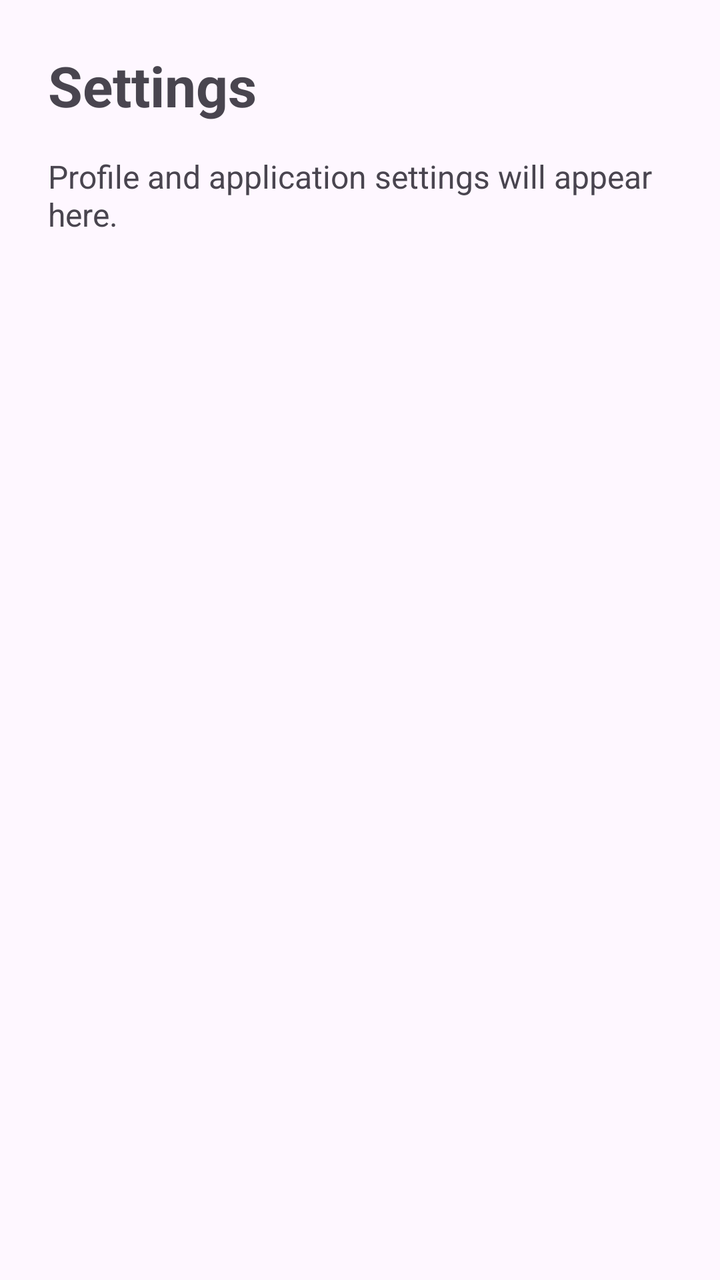
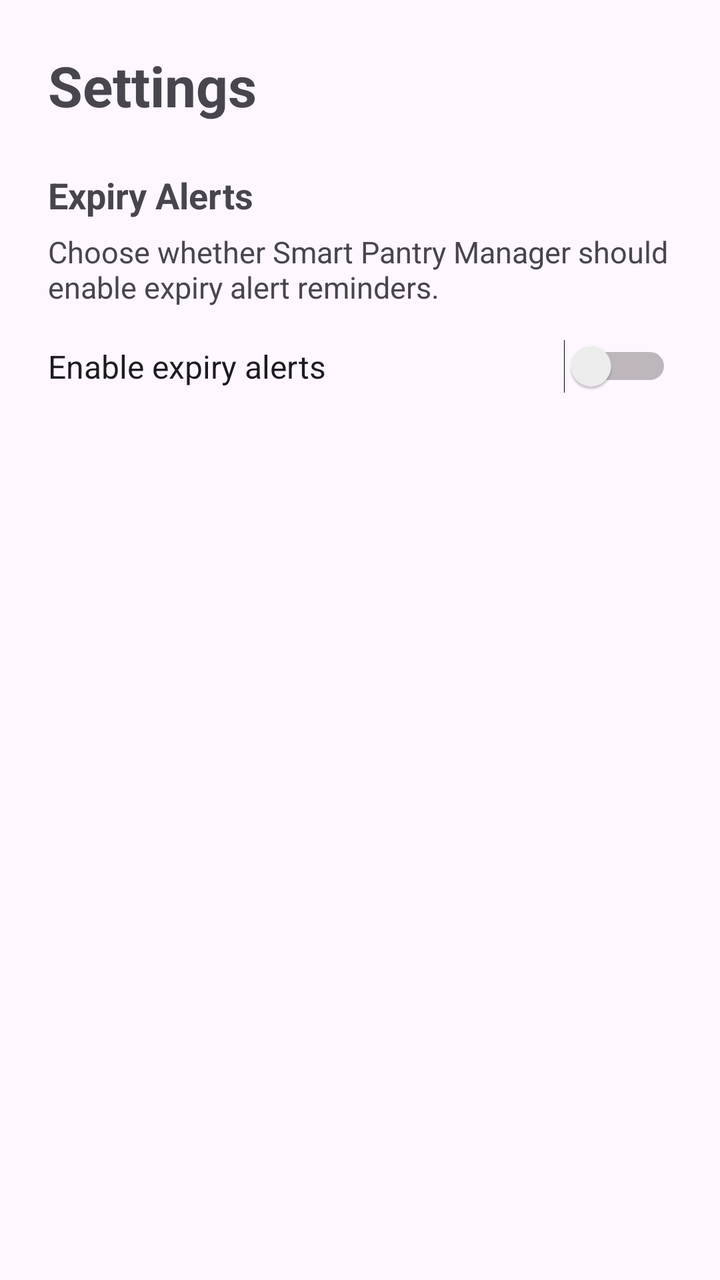

Compare the two renders of this Android layout. The source of the first and the diff that turns it into the second are given below.
<!-- AndroidManifest.xml: application theme Theme.SmartPantryManager -->
<!-- res/layout/activity_settings.xml -->
<?xml version="1.0" encoding="utf-8"?>
<LinearLayout xmlns:android="http://schemas.android.com/apk/res/android"
    android:id="@+id/main"
    android:layout_width="match_parent"
    android:layout_height="match_parent"
    android:orientation="vertical"
    android:padding="24dp">

    <TextView
        android:layout_width="match_parent"
        android:layout_height="wrap_content"
        android:text="Settings"
        android:textSize="28sp"
        android:textStyle="bold"
        android:paddingBottom="16dp" />

    <TextView
        android:layout_width="match_parent"
        android:layout_height="wrap_content"
        android:text="Profile and application settings will appear here."
        android:textSize="16sp" />

</LinearLayout>
<!-- resources referenced by this layout -->
<resources>
  <style name="Theme.SmartPantryManager" parent="Base.Theme.SmartPantryManager" />
  <style name="Base.Theme.SmartPantryManager" parent="Theme.Material3.DayNight.NoActionBar">
          
          
      </style>
</resources>

<!-- the commit's change to res/layout/activity_settings.xml (unified diff, before → after) -->
@@ -12,12 +12,28 @@
         android:text="Settings"
         android:textSize="28sp"
         android:textStyle="bold"
-        android:paddingBottom="16dp" />
+        android:paddingBottom="24dp" />
 
     <TextView
         android:layout_width="match_parent"
         android:layout_height="wrap_content"
-        android:text="Profile and application settings will appear here."
+        android:text="Expiry Alerts"
+        android:textSize="18sp"
+        android:textStyle="bold" />
+
+    <TextView
+        android:layout_width="match_parent"
+        android:layout_height="wrap_content"
+        android:layout_marginTop="6dp"
+        android:text="Choose whether Smart Pantry Manager should enable expiry alert reminders."
+        android:textSize="15sp" />
+
+    <Switch
+        android:id="@+id/switchExpiryAlerts"
+        android:layout_width="match_parent"
+        android:layout_height="wrap_content"
+        android:layout_marginTop="16dp"
+        android:text="Enable expiry alerts"
         android:textSize="16sp" />
 
 </LinearLayout>
